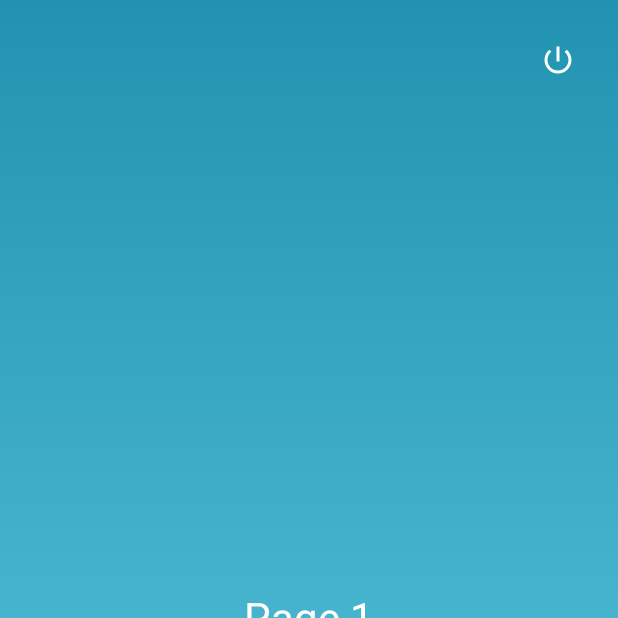
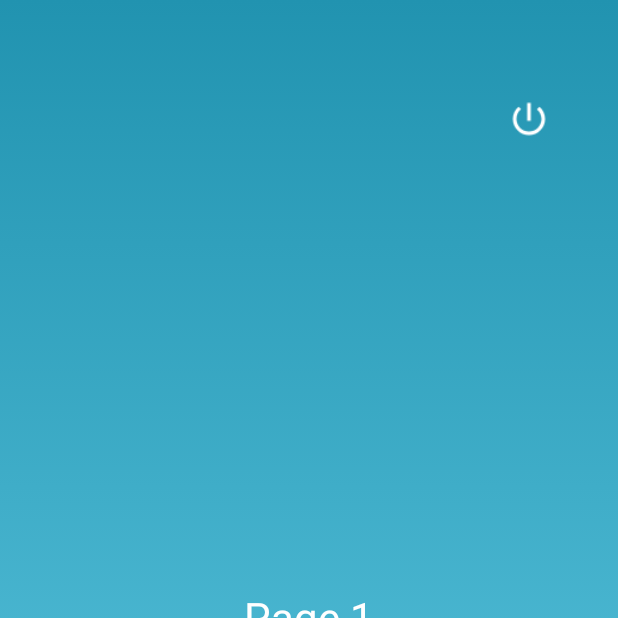
Before and after one commit to MorphIsDed/First_App, an Android app built with Jetpack Compose: the screen it shows after launch (MainActivity), on a phone screen of 412 x 824 dp, the top half of it. Run offline under Robolectric (Android 15) with nearby library versions, the phone set to English and light mode, and no system bars.

Commit message:
Dynamic Power Button

```diff
--- a/app/src/main/java/com/example/mynavigationapp/MainActivity.kt
+++ b/app/src/main/java/com/example/mynavigationapp/MainActivity.kt
@@ -3,8 +3,7 @@ package com.example.mynavigationapp
 import android.os.Bundle
 import androidx.activity.ComponentActivity
 import androidx.activity.compose.setContent
-import androidx.compose.animation.core.animateFloatAsState
-import androidx.compose.animation.core.tween
+import androidx.compose.animation.core.*
 import androidx.compose.foundation.background
 import androidx.compose.foundation.layout.*
 import androidx.compose.material3.Button
@@ -16,13 +15,14 @@ import androidx.compose.material.icons.filled.PowerSettingsNew
 import androidx.compose.runtime.*
 import androidx.compose.ui.Alignment
 import androidx.compose.ui.Modifier
+import androidx.compose.ui.draw.scale
 import androidx.compose.ui.graphics.Brush
 import androidx.compose.ui.graphics.Color
 import androidx.compose.ui.graphics.lerp
+import androidx.compose.ui.hapticfeedback.HapticFeedbackType
 import androidx.compose.ui.platform.LocalHapticFeedback
 import androidx.compose.ui.unit.dp
 import androidx.compose.ui.unit.sp
-import androidx.compose.ui.hapticfeedback.HapticFeedbackType
 
 class MainActivity : ComponentActivity() {
 
@@ -69,19 +69,35 @@ class MainActivity : ComponentActivity() {
 
             val displayedText = if (progressFraction < 0.5f) texts[lowerIndex] else texts[upperIndex]
 
-            Box(
+            val infiniteTransition = rememberInfiniteTransition()
+            val buttonScale by infiniteTransition.animateFloat(
+                initialValue = 1f,
+                targetValue = 1.2f,
+                animationSpec = infiniteRepeatable(
+                    animation = tween(1000, easing = EaseInOutCubic),
+                    repeatMode = RepeatMode.Reverse
+                )
+            )
+
+            BoxWithConstraints(
                 modifier = Modifier
                     .fillMaxSize()
                     .background(gradientBrush)
                     .padding(16.dp)
             ) {
-                // Power button at top-right
+                // Proper use of maxWidth and maxHeight inside BoxWithConstraintsScope
                 IconButton(
                     onClick = {
                         haptic.performHapticFeedback(HapticFeedbackType.LongPress)
-                        finish()  // Exits the app
+                        finish()
                     },
-                    modifier = Modifier.align(Alignment.TopEnd)
+                    modifier = Modifier
+                        .align(Alignment.TopEnd)
+                        .padding(
+                            end = (this.maxWidth.value * 0.05f).dp,
+                            top = (this.maxHeight.value * 0.05f).dp
+                        )
+                        .scale(buttonScale)
                 ) {
                     Icon(
                         imageVector = Icons.Filled.PowerSettingsNew,
@@ -90,7 +106,6 @@ class MainActivity : ComponentActivity() {
                     )
                 }
 
-                // Center text
                 Column(
                     modifier = Modifier
                         .fillMaxSize()
@@ -105,7 +120,6 @@ class MainActivity : ComponentActivity() {
                     )
                 }
 
-                // Navigation buttons
                 Row(
                     modifier = Modifier
                         .fillMaxWidth()
```
